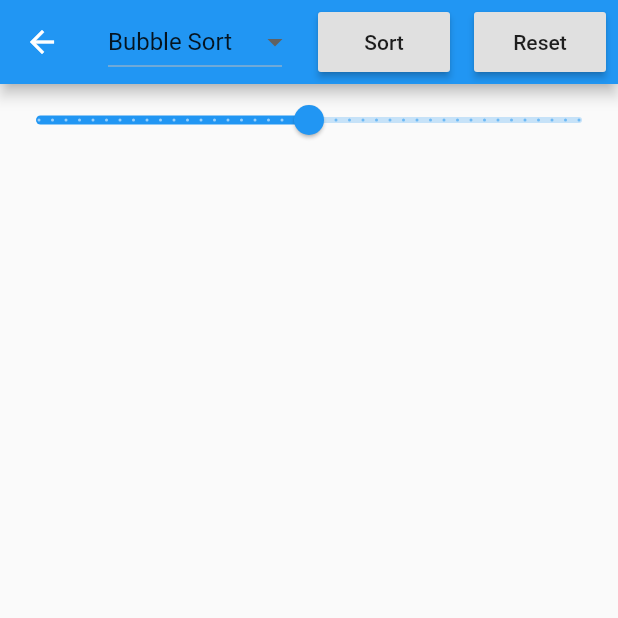
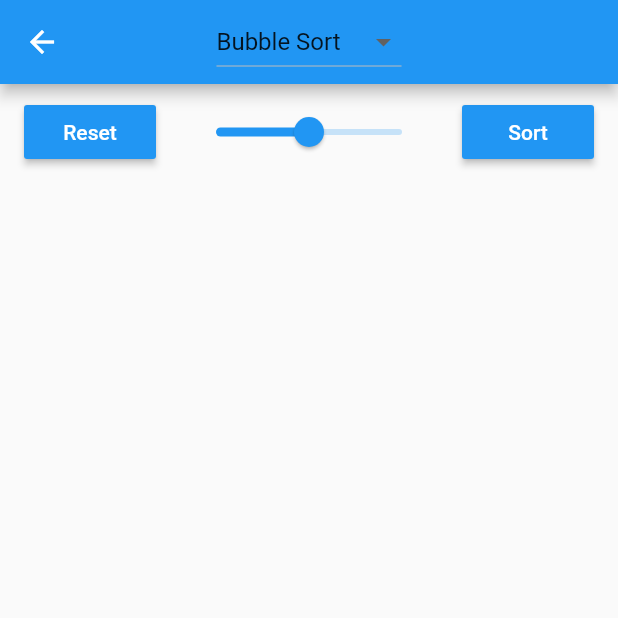
Before and after one commit to RitamChakraborty/sorting_visualizer, a Flutter app: the SortingPage screen opened directly, on a phone screen of 412 x 824 dp, the top half of it. Run offline on Flutter 3.47's test engine with Material 2 defaults, Android fonts, the light colour scheme and no system bars.

Commit message:
Ui: Move the sort and reset button in the same row with the slider Change the color of the buttons

```diff
--- a/lib/pages/sorting_page.dart
+++ b/lib/pages/sorting_page.dart
@@ -72,13 +72,13 @@ class SortingPage extends StatelessWidget {
 
     Widget button({@required String text, @required Function onPressed}) {
       return Padding(
-        padding: const EdgeInsets.all(8.0),
+        padding: const EdgeInsets.symmetric(horizontal: 16.0, vertical: 8.0),
         child: MaterialButton(
-          color: Theme.of(context).buttonColor,
+          color: Theme.of(context).accentColor,
           onPressed: () async {
             await onPressed();
           },
-          child: Text(text),
+          child: Text(text, style: TextStyle(color: Colors.white),),
         ),
       );
     }
@@ -106,14 +106,21 @@ class SortingPage extends StatelessWidget {
     return Material(
       child: Scaffold(
         appBar: AppBar(
+          centerTitle: true,
           title: dropDownButton,
-          actions: [sortButton, resetButton],
         ),
         body: SafeArea(
           child: Column(
             mainAxisAlignment: MainAxisAlignment.spaceBetween,
             children: [
-              animationSpeedSlider,
+              Row(
+                mainAxisAlignment: MainAxisAlignment.spaceEvenly,
+                children: [
+                  resetButton,
+                  Expanded(child: animationSpeedSlider),
+                  sortButton,
+                ],
+              ),
               Expanded(
                 child: Container(
                   alignment: Alignment.bottomLeft,
```
